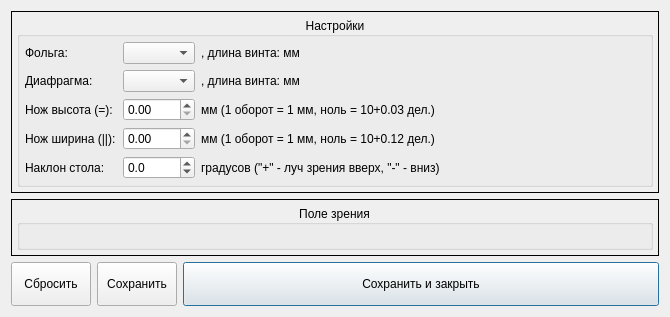
Above: ui/HARDWARE/HardwareUIDesign.ui from AVSidorov/FT2SXR before the change. Below: the same form after it.
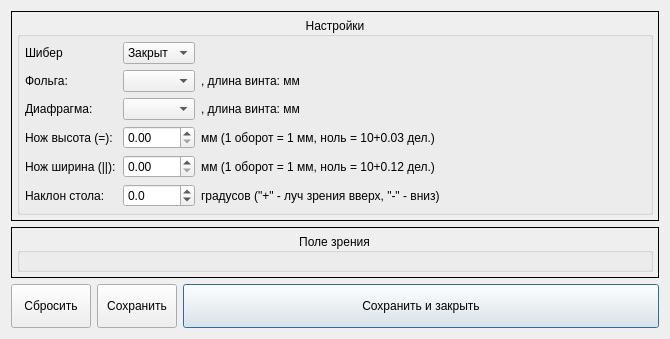
That is the form after the change. Icons and pictures are not drawn.

Patch:
```diff
--- a/ui/HARDWARE/HardwareUIDesign.ui
+++ b/ui/HARDWARE/HardwareUIDesign.ui
@@ -7,7 +7,7 @@
     <x>0</x>
     <y>0</y>
     <width>670</width>
-    <height>317</height>
+    <height>339</height>
    </rect>
   </property>
   <property name="windowTitle">
@@ -67,7 +67,7 @@
          <property name="bottomMargin">
           <number>5</number>
          </property>
-         <item row="3" column="1">
+         <item row="4" column="1">
           <widget class="QDoubleSpinBox" name="vknife_doubleSpinBox">
            <property name="wrapping">
             <bool>false</bool>
@@ -83,7 +83,24 @@
            </property>
           </widget>
          </item>
-         <item row="0" column="0">
+         <item row="2" column="1">
+          <widget class="QComboBox" name="diaph_comboBox"/>
+         </item>
+         <item row="1" column="2">
+          <widget class="QLabel" name="foil_comment_label">
+           <property name="text">
+            <string>, длина винта: мм</string>
+           </property>
+          </widget>
+         </item>
+         <item row="3" column="0">
+          <widget class="QLabel" name="label_3">
+           <property name="text">
+            <string>Нож высота (=): </string>
+           </property>
+          </widget>
+         </item>
+         <item row="1" column="0">
           <widget class="QLabel" name="label">
            <property name="sizePolicy">
             <sizepolicy hsizetype="Fixed" vsizetype="Preferred">
@@ -96,7 +113,7 @@
            </property>
           </widget>
          </item>
-         <item row="0" column="1">
+         <item row="1" column="1">
           <widget class="QComboBox" name="foil_comboBox">
            <property name="sizePolicy">
             <sizepolicy hsizetype="Fixed" vsizetype="Fixed">
@@ -106,38 +123,21 @@
            </property>
           </widget>
          </item>
-         <item row="0" column="2">
-          <widget class="QLabel" name="foil_comment_label">
-           <property name="text">
-            <string>, длина винта: мм</string>
-           </property>
-          </widget>
-         </item>
-         <item row="2" column="0">
-          <widget class="QLabel" name="label_3">
-           <property name="text">
-            <string>Нож высота (=): </string>
-           </property>
-          </widget>
-         </item>
-         <item row="1" column="2">
+         <item row="2" column="2">
           <widget class="QLabel" name="diaph_comment_label">
            <property name="text">
             <string>, длина винта: мм</string>
            </property>
           </widget>
          </item>
-         <item row="1" column="1">
-          <widget class="QComboBox" name="diaph_comboBox"/>
-         </item>
-         <item row="1" column="0">
+         <item row="2" column="0">
           <widget class="QLabel" name="label_2">
            <property name="text">
             <string>Диафрагма:</string>
            </property>
           </widget>
          </item>
-         <item row="2" column="1">
+         <item row="3" column="1">
           <widget class="QDoubleSpinBox" name="hknife_doubleSpinBox">
            <property name="wrapping">
             <bool>false</bool>
@@ -153,35 +153,28 @@
            </property>
           </widget>
          </item>
-         <item row="4" column="2">
-          <widget class="QLabel" name="label_6">
-           <property name="text">
-            <string>градусов (&quot;+&quot; - луч зрения вверх, &quot;-&quot; - вниз)</string>
-           </property>
-          </widget>
-         </item>
-         <item row="2" column="2">
+         <item row="3" column="2">
           <widget class="QLabel" name="label_8">
            <property name="text">
             <string>мм (1 оборот = 1 мм, ноль = 10+0.03 дел.)</string>
            </property>
           </widget>
          </item>
-         <item row="3" column="0">
-          <widget class="QLabel" name="label_4">
+         <item row="5" column="2">
+          <widget class="QLabel" name="label_6">
            <property name="text">
-            <string>Нож ширина (||):</string>
+            <string>градусов (&quot;+&quot; - луч зрения вверх, &quot;-&quot; - вниз)</string>
            </property>
           </widget>
          </item>
-         <item row="3" column="2">
-          <widget class="QLabel" name="label_7">
+         <item row="5" column="0">
+          <widget class="QLabel" name="label_5">
            <property name="text">
-            <string>мм (1 оборот = 1 мм, ноль = 10+0.12 дел.)</string>
+            <string>Наклон стола:</string>
            </property>
           </widget>
          </item>
-         <item row="4" column="1">
+         <item row="5" column="1">
           <widget class="QDoubleSpinBox" name="angle_doubleSpinBox">
            <property name="decimals">
             <number>1</number>
@@ -197,13 +190,41 @@
            </property>
           </widget>
          </item>
+         <item row="4" column="2">
+          <widget class="QLabel" name="label_7">
+           <property name="text">
+            <string>мм (1 оборот = 1 мм, ноль = 10+0.12 дел.)</string>
+           </property>
+          </widget>
+         </item>
          <item row="4" column="0">
-          <widget class="QLabel" name="label_5">
+          <widget class="QLabel" name="label_4">
            <property name="text">
-            <string>Наклон стола:</string>
+            <string>Нож ширина (||):</string>
            </property>
           </widget>
          </item>
+         <item row="0" column="0">
+          <widget class="QLabel" name="label_9">
+           <property name="text">
+            <string>Шибер</string>
+           </property>
+          </widget>
+         </item>
+         <item row="0" column="1">
+          <widget class="QComboBox" name="shiber_comboBox">
+           <item>
+            <property name="text">
+             <string>Закрыт</string>
+            </property>
+           </item>
+           <item>
+            <property name="text">
+             <string>Открыт</string>
+            </property>
+           </item>
+          </widget>
+         </item>
         </layout>
        </widget>
       </item>
```
